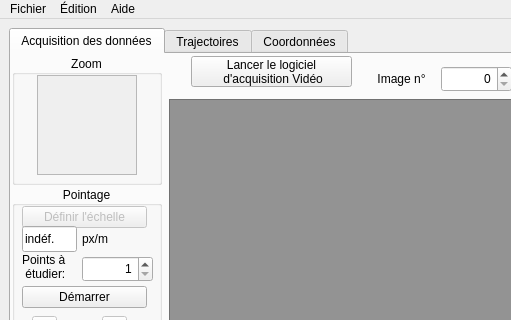
Qt form src/pymecavideo.ui (rene-d/pymecavideo) before a commit; both pictures show x 0 to 511 and y 0 to 320 of the 820 by 608 pixel window.
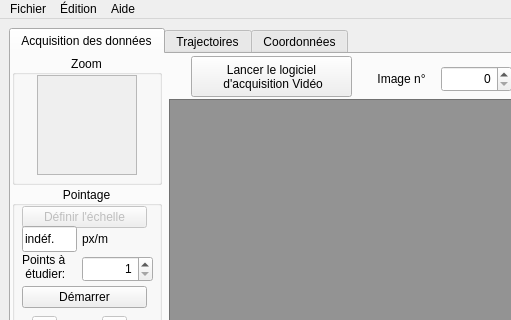
The same form after that commit. The open tabs and pages were chosen to show the change.

Commit message: gestion logiciel et divers boutons

The edit to the form file:
```diff
--- a/src/pymecavideo.ui
+++ b/src/pymecavideo.ui
@@ -238,7 +238,7 @@
            <x>30</x>
            <y>0</y>
            <width>161</width>
-           <height>31</height>
+           <height>41</height>
           </rect>
          </property>
          <property name="text">
```
Left out of the diff: 2 changed lines with no effect on the pictures. The commit also changes 2 other files.
